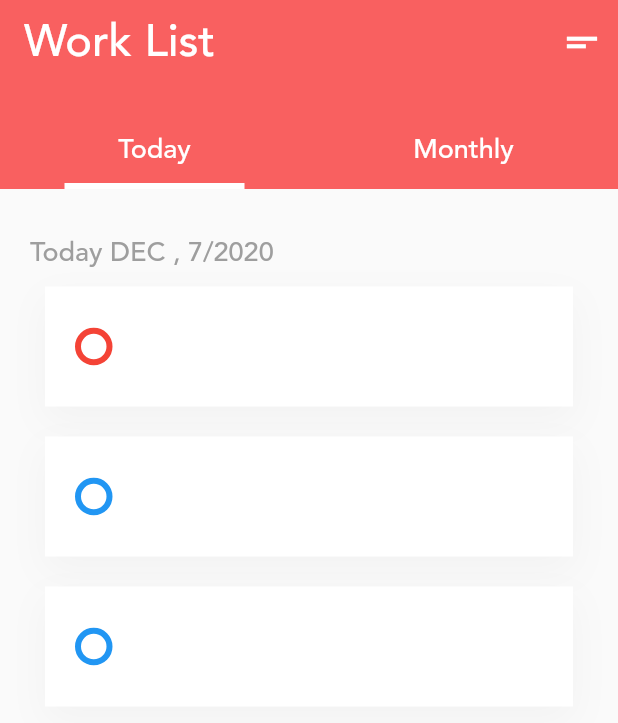
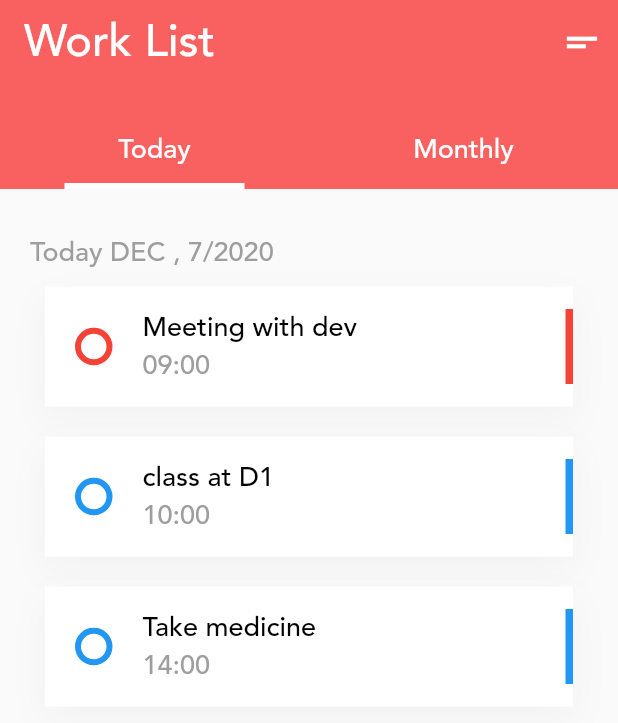
Before and after one commit to johnwanjema/flutter_todo_app, a Flutter app: the screen it shows after launch, on a phone screen of 412 x 824 dp. Shown: the top 723 px of the screen. Run offline on Flutter 3.47's test engine with Material 2 defaults, Android fonts, the phone set to English and light mode, and no system bars; drawn by our look-alikes of flutter_slidable; our stand-ins replace table_calendar.

Commit message:
show task title and description

```diff
--- a/lib/screens/HomeScreen.dart
+++ b/lib/screens/HomeScreen.dart
@@ -147,9 +147,12 @@ class _homePageState extends State<homePage> {
                             'Today ${months[today.month - 1]} , ${today.day}/${today.year}',
                             style: TextStyle(fontSize: 18, color: Colors.grey),
                           ),
-                          taskWidget(Colors.red, 'qwerty12', '9:00 am'),
-                          taskWidget(Colors.blue, 'qwerty12', '9:00 am'),
-                          taskWidget(Colors.blue, 'qwerty12', '9:00 am'),
+                          taskWidget(
+                              Colors.red, 'Meeting with dev', '09:00'),
+                          taskWidget(
+                              Colors.blue,'class at D1', '10:00'),
+                          taskWidget(
+                              Colors.blue,  'Take medicine', '14:00'),
                         ],
                       ),
                     )
@@ -163,7 +166,8 @@ class _homePageState extends State<homePage> {
     );
   }
 
-  Slidable taskWidget(Color color, String description, String time) {
+  Slidable taskWidget(
+      Color color,  String title, String time) {
     return Slidable(
         actionPane: SlidableDrawerActionPane(),
         actionExtentRatio: .3,
@@ -180,13 +184,30 @@ class _homePageState extends State<homePage> {
           child: Row(
             children: [
               Container(
-                margin: EdgeInsets.symmetric(horizontal: 20 ),
-                height: 25,width: 25,decoration: BoxDecoration(
-                color: Colors.white ,
-                shape: BoxShape.circle,
-                border: Border.all(color: color,width: 4),
+                margin: EdgeInsets.symmetric(horizontal: 20),
+                height: 25,
+                width: 25,
+                decoration: BoxDecoration(
+                  color: Colors.white,
+                  shape: BoxShape.circle,
+                  border: Border.all(color: color, width: 4),
+                ),
               ),
-              )
+              Column(
+                crossAxisAlignment: CrossAxisAlignment.start,
+                mainAxisAlignment: MainAxisAlignment.center,
+                children: [
+                  Text(
+                    title,
+                    style: TextStyle(color: Colors.black, fontSize: 18),
+                  ),
+                  Text(time, style: TextStyle(color: Colors.grey, fontSize: 18))
+                ],
+              ),
+              Expanded(
+                child: Container(),
+              ),
+              Container(height: 50, width: 5, color: color)
             ],
           ),
         ));
```
